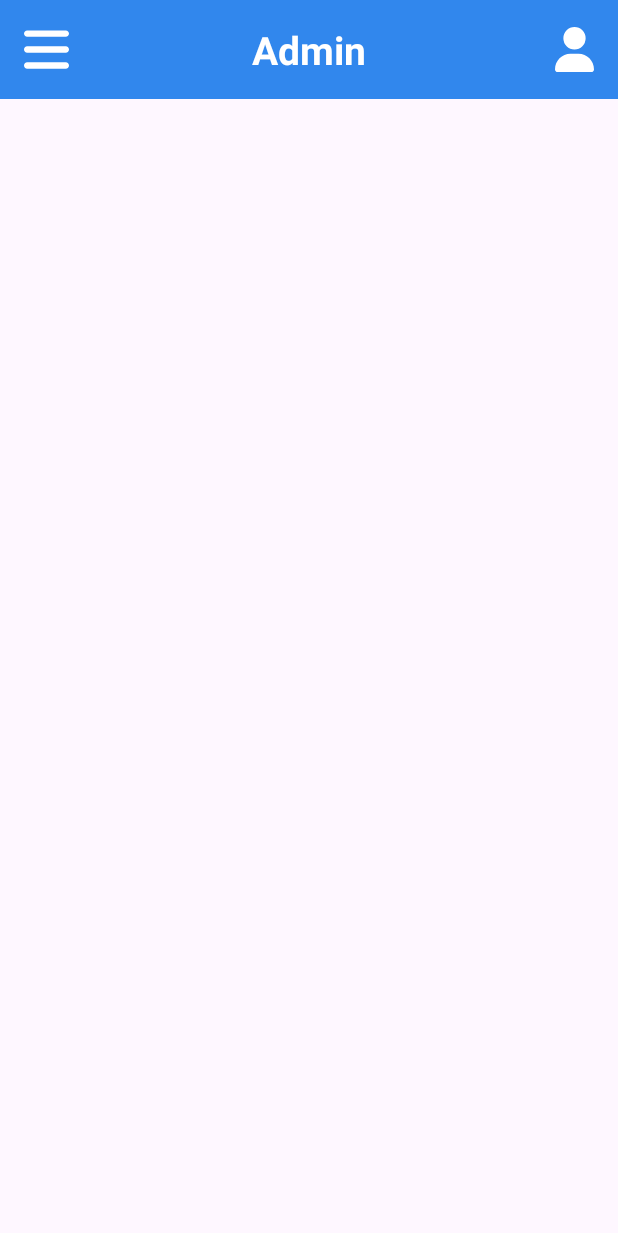
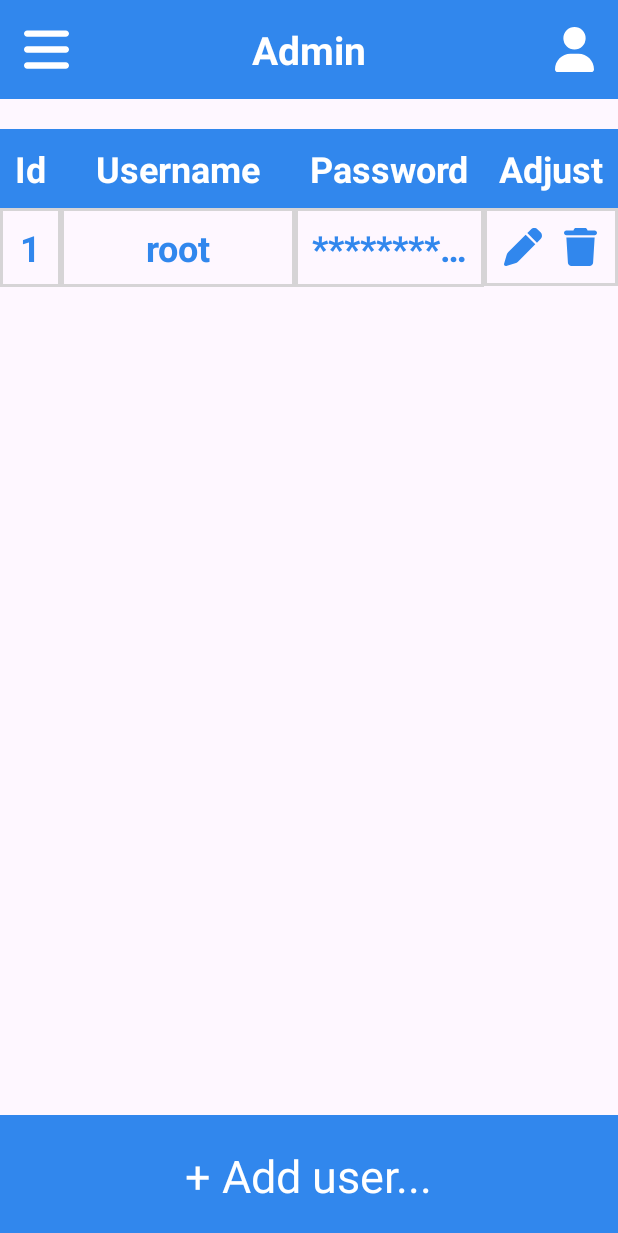
Before and after one commit to NNewbieDev/Admin_SaleBook, an Android app: the layout user_manager.xml on its own in the app's theme, with its tools: preview values and no code run, on a phone screen of 412 x 824 dp. Shown: the top 1233 px of the screen. Run offline under Robolectric (Android 15) with nearby library versions, the phone set to English and light mode, and no system bars.

Commit message:
user manager

```diff
--- /dev/null
+++ b/admin/src/main/res/drawable/border.xml
@@ -0,0 +1,8 @@
+<?xml version="1.0" encoding="utf-8"?>
+<selector xmlns:android="http://schemas.android.com/apk/res/android">
+    <item>
+        <shape android:shape="rectangle">
+            <stroke android:width="2dip" android:color="#cccc" />
+        </shape>
+    </item>
+</selector>
--- /dev/null
+++ b/admin/src/main/res/drawable/pen_solid.xml
@@ -0,0 +1,4 @@
+<vector android:height="25dp" android:viewportHeight="512"
+    android:viewportWidth="512" android:width="25dp" xmlns:android="http://schemas.android.com/apk/res/android">
+    <path android:fillColor="#FF000000" android:pathData="M362.7,19.3L314.3,67.7 444.3,197.7l48.4,-48.4c25,-25 25,-65.5 0,-90.5L453.3,19.3c-25,-25 -65.5,-25 -90.5,0zM291.7,90.3L58.6,323.5c-10.4,10.4 -18,23.3 -22.2,37.4L1,481.2C-1.5,489.7 0.8,498.8 7,505s15.3,8.5 23.7,6.1l120.3,-35.4c14.1,-4.2 27,-11.8 37.4,-22.2L421.7,220.3 291.7,90.3z"/>
+</vector>
--- /dev/null
+++ b/admin/src/main/res/drawable/trash_solid.xml
@@ -0,0 +1,4 @@
+<vector android:height="25dp" android:viewportHeight="512"
+    android:viewportWidth="448" android:width="21.875dp" xmlns:android="http://schemas.android.com/apk/res/android">
+    <path android:fillColor="#FF000000" android:pathData="M135.2,17.7L128,32H32C14.3,32 0,46.3 0,64S14.3,96 32,96H416c17.7,0 32,-14.3 32,-32s-14.3,-32 -32,-32H320l-7.2,-14.3C307.4,6.8 296.3,0 284.2,0H163.8c-12.1,0 -23.2,6.8 -28.6,17.7zM416,128H32L53.2,467c1.6,25.3 22.6,45 47.9,45H346.9c25.3,0 46.3,-19.7 47.9,-45L416,128z"/>
+</vector>
--- a/admin/src/main/res/layout/user_manager.xml
+++ b/admin/src/main/res/layout/user_manager.xml
@@ -1,6 +1,144 @@
 <?xml version="1.0" encoding="utf-8"?>
 <androidx.constraintlayout.widget.ConstraintLayout xmlns:android="http://schemas.android.com/apk/res/android"
+    xmlns:app="http://schemas.android.com/apk/res-auto"
     android:layout_width="match_parent"
     android:layout_height="match_parent">
-<include layout="@layout/toolbar"/>
+
+    <include
+        android:id="@+id/toolbar"
+        layout="@layout/toolbar" />
+
+    <TableLayout
+        android:layout_width="match_parent"
+        android:layout_height="wrap_content"
+        android:layout_marginTop="20dp"
+        android:stretchColumns="1"
+        app:layout_constraintLeft_toLeftOf="parent"
+        app:layout_constraintRight_toRightOf="parent"
+        app:layout_constraintTop_toBottomOf="@id/toolbar">
+        <!--Table head-->
+        <TableRow>
+
+            <TextView
+                android:background="@color/blueAdmin"
+                android:gravity="center"
+                android:paddingHorizontal="10dp"
+                android:paddingVertical="10dp"
+                android:text="Id"
+                android:textColor="@color/white"
+                android:textSize="24dp"
+                android:textStyle="bold" />
+
+            <TextView
+                android:background="@color/blueAdmin"
+                android:gravity="center"
+                android:paddingHorizontal="10dp"
+                android:paddingVertical="10dp"
+                android:text="Username"
+                android:textColor="@color/white"
+                android:textSize="24dp"
+                android:textStyle="bold" />
+
+            <TextView
+                android:background="@color/blueAdmin"
+                android:gravity="center"
+                android:paddingHorizontal="10dp"
+                android:paddingVertical="10dp"
+                android:text="Password"
+                android:textColor="@color/white"
+                android:textSize="24dp"
+                android:textStyle="bold" />
+
+            <TextView
+                android:background="@color/blueAdmin"
+                android:gravity="center"
+                android:paddingHorizontal="10dp"
+                android:paddingVertical="10dp"
+                android:text="Adjust"
+                android:textColor="@color/white"
+                android:textSize="24dp"
+                android:textStyle="bold" />
+        </TableRow>
+        <!--        Table Data-->
+        <TableRow>
+
+            <TextView
+                android:background="@drawable/border"
+                android:gravity="center"
+                android:paddingHorizontal="10dp"
+                android:paddingVertical="10dp"
+                android:text="1"
+                android:textColor="@color/blueAdmin"
+                android:textSize="24dp"
+                android:textStyle="bold" />
+
+            <TextView
+                android:background="@drawable/border"
+                android:ellipsize="middle"
+                android:gravity="center"
+                android:maxWidth="10dp"
+                android:maxLines="1"
+                android:paddingHorizontal="10dp"
+                android:paddingVertical="10dp"
+                android:text="root"
+                android:textColor="@color/blueAdmin"
+                android:textSize="24dp"
+                android:textStyle="bold" />
+
+            <TextView
+                android:background="@drawable/border"
+                android:ellipsize="end"
+                android:gravity="center"
+                android:maxWidth="100dp"
+                android:maxLines="1"
+                android:paddingHorizontal="10dp"
+                android:paddingVertical="10dp"
+                android:text="**********"
+                android:textColor="@color/blueAdmin"
+                android:textSize="24dp"
+                android:textStyle="bold" />
+
+            <LinearLayout
+                android:background="@drawable/border"
+                android:gravity="center"
+                >
+
+                <ImageView
+                    android:layout_width="wrap_content"
+                    android:layout_height="wrap_content"
+                    android:src="@drawable/pen_solid"
+                    android:paddingVertical="13dp"
+                    android:paddingHorizontal="7dp"
+                    app:tint="@color/blueAdmin" />
+
+                <ImageView
+                    android:layout_width="wrap_content"
+                    android:layout_height="wrap_content"
+                    android:src="@drawable/trash_solid"
+                    android:paddingVertical="13dp"
+                    android:paddingHorizontal="7dp"
+                    app:tint="@color/blueAdmin" />
+            </LinearLayout>
+        </TableRow>
+    </TableLayout>
+
+    <androidx.constraintlayout.widget.ConstraintLayout
+        android:layout_width="match_parent"
+        android:layout_height="wrap_content"
+        android:background="@color/blueAdmin"
+        app:layout_constraintBottom_toBottomOf="parent"
+        app:layout_constraintLeft_toLeftOf="parent"
+        app:layout_constraintRight_toRightOf="parent">
+
+        <TextView
+            android:layout_width="wrap_content"
+            android:layout_height="match_parent"
+            android:paddingVertical="20dp"
+            android:text="+ Add user..."
+            android:textColor="@color/white"
+            android:textSize="30dp"
+            app:layout_constraintLeft_toLeftOf="parent"
+            app:layout_constraintRight_toRightOf="parent" />
+
+    </androidx.constraintlayout.widget.ConstraintLayout>
 </androidx.constraintlayout.widget.ConstraintLayout>
```
